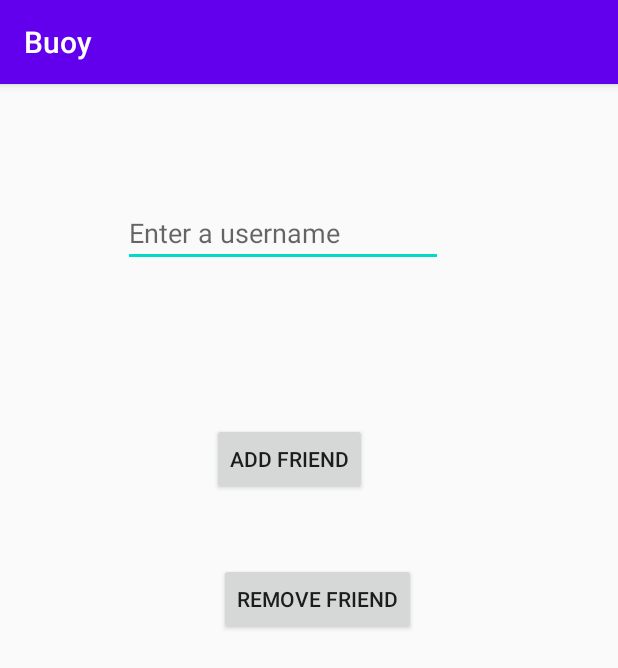
After one commit to JDWilson73/Buoy, an Android app: the FriendActivity screen opened directly, with no data from a screen before it, on a phone screen of 412 x 824 dp. The commit adds this screen. Shown: the top 668 px of the screen. Run offline under Robolectric (Android 15) with nearby library versions, the phone set to English and light mode, and no system bars; our stand-ins replace Firebase (no records; nobody signed in at launch, a user with empty details on screens opened directly).

Commit message:
Add/remove friend functionality for users (FriendActivity), friends list added, made only friends appear on StickerSendActivity rather than all users

```diff
--- a/app/src/main/AndroidManifest.xml
+++ b/app/src/main/AndroidManifest.xml
@@ -11,14 +11,14 @@
         android:roundIcon="@mipmap/ic_launcher_round"
         android:supportsRtl="true"
         android:theme="@style/AppTheme">
-        <activity android:name=".UserSettingsUpdateActivity"></activity>
+        <activity android:name=".FriendActivity"></activity>
+        <activity android:name=".UserSettingsUpdateActivity" />
         <activity android:name=".UserSettingsActivity" />
         <activity android:name=".FirstSignInActivity" />
         <activity android:name=".StickerSendActivity" />
         <activity android:name=".HomeActivity" />
         <activity android:name=".LoginActivity" />
-        <activity android:name=".userList"></activity>
-
+        <activity android:name=".userList" />
         <activity android:name=".MainActivity">
             <intent-filter>
                 <action android:name="android.intent.action.MAIN" />
--- /dev/null
+++ b/app/src/main/res/layout/activity_friend.xml
@@ -0,0 +1,57 @@
+<?xml version="1.0" encoding="utf-8"?>
+<androidx.constraintlayout.widget.ConstraintLayout xmlns:android="http://schemas.android.com/apk/res/android"
+    xmlns:app="http://schemas.android.com/apk/res-auto"
+    xmlns:tools="http://schemas.android.com/tools"
+    android:layout_width="match_parent"
+    android:layout_height="match_parent"
+    tools:context=".FriendActivity">
+
+    <EditText
+        android:id="@+id/usernameInput"
+        android:layout_width="wrap_content"
+        android:layout_height="wrap_content"
+        android:layout_marginStart="83dp"
+        android:layout_marginTop="100dp"
+        android:layout_marginEnd="118dp"
+        android:layout_marginBottom="52dp"
+        android:ems="10"
+        android:hint="Enter a username"
+        android:inputType="textPersonName"
+        app:layout_constraintBottom_toTopOf="@+id/addFriendButton"
+        app:layout_constraintEnd_toEndOf="parent"
+        app:layout_constraintStart_toStartOf="parent"
+        app:layout_constraintTop_toTopOf="parent" />
+
+    <Button
+        android:id="@+id/addFriendButton"
+        android:layout_width="wrap_content"
+        android:layout_height="wrap_content"
+        android:layout_marginStart="142dp"
+        android:layout_marginTop="52dp"
+        android:layout_marginEnd="167dp"
+        android:layout_marginBottom="518dp"
+        android:onClick="executeAddFriend"
+        android:text="Add friend"
+        app:layout_constraintBottom_toBottomOf="parent"
+        app:layout_constraintEnd_toEndOf="parent"
+        app:layout_constraintHorizontal_bias="1.0"
+        app:layout_constraintStart_toStartOf="parent"
+        app:layout_constraintTop_toBottomOf="@+id/usernameInput" />
+
+    <Button
+        android:id="@+id/removeFriendButton"
+        android:layout_width="wrap_content"
+        android:layout_height="wrap_content"
+        android:layout_marginStart="146dp"
+        android:layout_marginTop="45dp"
+        android:layout_marginEnd="135dp"
+        android:layout_marginBottom="398dp"
+        android:onClick="executeRemoveFriend"
+        android:text="Remove friend"
+        app:layout_constraintBottom_toBottomOf="parent"
+        app:layout_constraintEnd_toEndOf="parent"
+        app:layout_constraintHorizontal_bias="0.0"
+        app:layout_constraintStart_toStartOf="parent"
+        app:layout_constraintTop_toBottomOf="@+id/addFriendButton"
+        app:layout_constraintVertical_bias="0.0" />
+</androidx.constraintlayout.widget.ConstraintLayout>
```
Also changed, not shown: app/src/main/java/edu/neu/madcourse/buoy/FriendActivity.java (added, +196 -0 lines), app/src/main/java/edu/neu/madcourse/buoy/HomeActivity.java (+15 -0 lines), app/src/main/java/edu/neu/madcourse/buoy/StickerSendActivity.java (+6 -2 lines), app/src/main/java/edu/neu/madcourse/buoy/User.java (+30 -3 lines), app/src/main/res/layout/activity_home.xml (+14 -0 lines).
